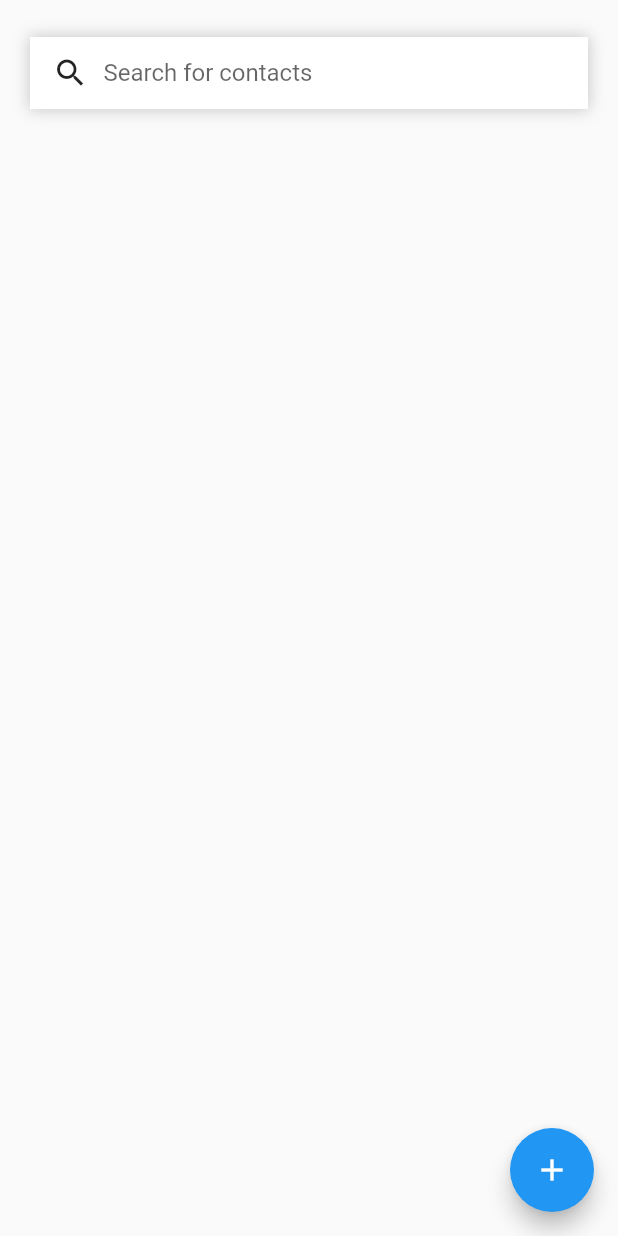
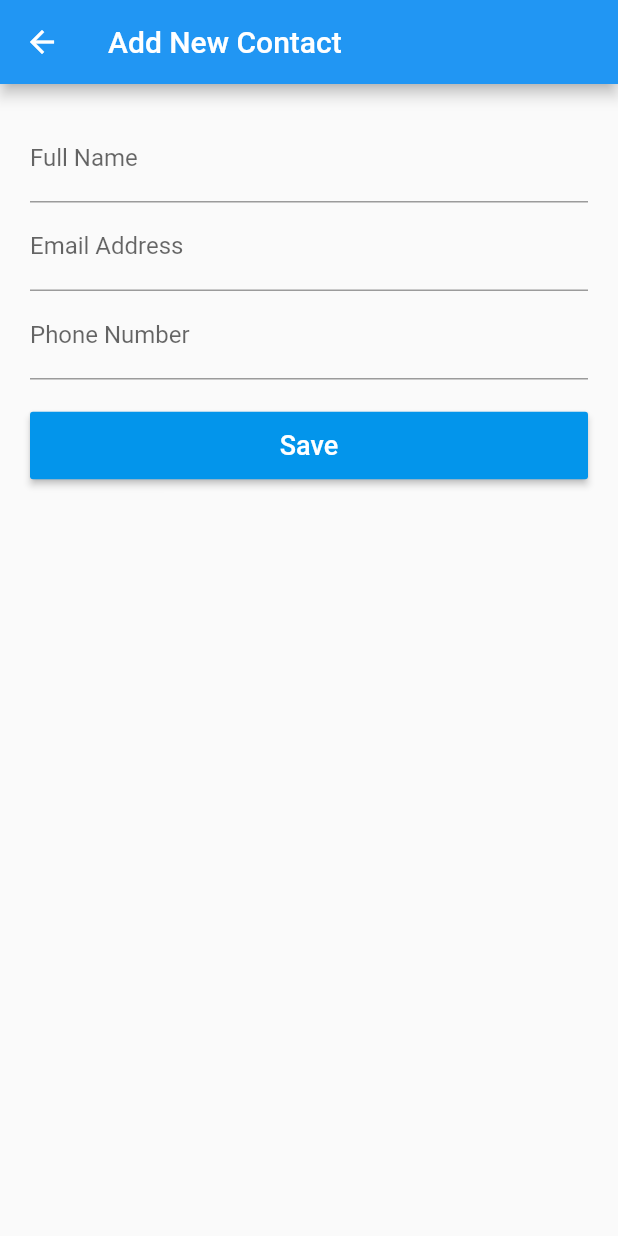
Before and after one commit to rohit-semriwal/contacts-app, a Flutter app: the screen it shows after launch, after a tap on the "add" icon, on a phone screen of 412 x 824 dp. Run offline on Flutter 3.47's test engine with Material 2 defaults, Android fonts, the phone set to English and light mode, and no system bars; our stand-ins replace sqflite; missing offline and left inert: flutter_phone_direct_caller, flutter_statusbarcolor; accounts and stored records are empty.

Commit message:
v0.5 BETA

```diff
--- a/lib/classes/Contact.dart
+++ b/lib/classes/Contact.dart
@@ -1,10 +1,10 @@
 class Contact {
-  int id;
+  String id;
   String fullname;
   String email;
   String phoneno;
 
-  Contact(int _id, String _fullname, String _email, String _phoneno) {
+  Contact(String _id, String _fullname, String _email, String _phoneno) {
     this.id = _id;
     this.fullname = _fullname;
     this.email = _email;
--- a/lib/classes/DBHelper.dart
+++ b/lib/classes/DBHelper.dart
@@ -8,8 +8,8 @@ class DBHelper {
   Database database;
 
   DBHelper() {
-    this.dbname = "mycontacts.db";
-    this.tableName = "contacts";
+    this.dbname = "contactsapp.db";
+    this.tableName = "mycontacts";
   }
 
   Future openConnection() async {
@@ -24,7 +24,7 @@ class DBHelper {
         print("Database already open!");
       },
       onCreate: (Database db, int version) async {
-        String sql = "CREATE TABLE " + this.tableName + "(id INTEGER PRIMARY KEY, name TEXT, email TEXT, phoneno TEXT)";
+        String sql = "CREATE TABLE " + this.tableName + "(id TEXT PRIMARY KEY, name TEXT, email TEXT, phoneno TEXT)";
         await db.execute(sql);
 
         this.database = db;
@@ -43,7 +43,7 @@ class DBHelper {
   Future addNewContact(Contact contact) async {
     var database = this.database;
 
-    int id = contact.id;
+    String id = contact.id.toString();
     String fullname = contact.fullname.toString();
     String email = contact.email.toString();
     String phoneno = contact.phoneno.toString();
@@ -60,15 +60,13 @@ class DBHelper {
     });
   }
 
-  Future fetchAllContacts() async {
+  Future<List<Map<String, dynamic>>> fetchAllContacts() async {
     Database database = this.database;
 
-    await database.query(
+    return await database.query(
       this.tableName,
       columns: ['id', 'name', 'email', 'phoneno'],
-    ).then((value) {
-      print(value.toString());
-    });
+    );
   }
 
   Future deleteContact(Contact contact) async {
@@ -82,4 +80,19 @@ class DBHelper {
     });
   }
 
+  Future<int> getMaxId() async {
+    Database database = this.database;
+    await database.query(
+      this.tableName,
+      columns: ['id'],
+    ).then((value) {
+      if(value.length > 0) {
+        return value.length;
+      }
+      else {
+        return 0;
+      }
+    });
+  }
+
 }
--- a/lib/pages/AddNewContact.dart
+++ b/lib/pages/AddNewContact.dart
@@ -0,0 +1,112 @@
+import 'package:contactsapp/classes/Contact.dart';
+import 'package:contactsapp/classes/DBHelper.dart';
+import 'package:flutter/material.dart';
+import 'package:uuid/uuid.dart';
+
+class AddNewContact extends StatefulWidget {
+  @override
+  _AddNewContactState createState() => _AddNewContactState();
+}
+
+class _AddNewContactState extends State<AddNewContact> {
+
+  // Controllers
+  var nameController = new TextEditingController();
+  var emailController = new TextEditingController();
+  var phoneController = new TextEditingController();
+
+  // Focus Nodes
+  List<FocusNode> focusNodes = [
+    new FocusNode(),
+    new FocusNode(),
+    new FocusNode()
+  ];
+
+  @override
+  Widget build(BuildContext context) {
+    return Scaffold(
+      appBar: AppBar(
+        title: Text('Add New Contact'),
+      ),
+      body: SafeArea(
+        child: Container(
+          padding: EdgeInsets.symmetric(
+            horizontal: 20
+          ),
+          child: ListView(
+            physics: BouncingScrollPhysics(
+              parent: AlwaysScrollableScrollPhysics()
+            ),
+            children: [
+
+              Container(height: 20,),
+
+              TextFormField(
+                focusNode: focusNodes[0],
+                onFieldSubmitted: (str) {
+                  focusNodes[1].requestFocus();
+                },
+                controller: nameController,
+                decoration: InputDecoration(
+                  labelText: 'Full Name',
+                ),
+              ),
+
+              TextFormField(
+                focusNode: focusNodes[1],
+                onFieldSubmitted: (str) {
+                  focusNodes[2].requestFocus();
+                },
+                controller: emailController,
+                decoration: InputDecoration(
+                  labelText: 'Email Address',
+                ),
+              ),
+
+              TextFormField(
+                focusNode: focusNodes[2],
+                controller: phoneController,
+                keyboardType: TextInputType.phone,
+                decoration: InputDecoration(
+                  labelText: 'Phone Number',
+                ),
+              ),
+
+              Container(height: 20,),
+
+              Container(
+                width: MediaQuery.of(context).size.width,
+                child: RaisedButton(
+                  padding: EdgeInsets.symmetric(
+                    vertical: 12,
+                  ),
+                  color: Color(0xff0395eb),
+                  onPressed: () async {
+                    var uuid = Uuid();
+
+                    String _id = uuid.v1();
+                    String _name = nameController.text.trim();
+                    String _email = emailController.text.trim();
+                    String _phoneno = phoneController.text.trim();
+
+                    DBHelper dbHelper = new DBHelper();
+                    await dbHelper.openConnection();
+
+                    Contact contact = new Contact(_id, _name, _email, _phoneno);
+                    await dbHelper.addNewContact(contact).then((value) async {
+                      Navigator.pop(context);
+                    });
+
+                    await dbHelper.endConnection();
+                  },
+                  child: Text('Save', style: TextStyle(color: Colors.white, fontSize: 18),),
+                ),
+              ),
+
+            ],
+          ),
+        ),
+      ),
+    );
+  }
+}
--- a/lib/pages/HomePage.dart
+++ b/lib/pages/HomePage.dart
@@ -1,5 +1,9 @@
+import 'dart:async';
+
 import 'package:contactsapp/classes/Contact.dart';
 import 'package:contactsapp/classes/DBHelper.dart';
+import 'package:contactsapp/pages/AddNewContact.dart';
+import 'package:contactsapp/widgets/ContactListTile.dart';
 import 'package:contactsapp/widgets/SearchBar.dart';
 import 'package:flutter/material.dart';
 
@@ -10,7 +14,53 @@ class HomePage extends StatefulWidget {
 
 class _HomePageState extends State<HomePage> {
 
+  // Database Connection
+  DBHelper database = new DBHelper();
+
   int currentScreen;
+
+  // Fetch Contacts
+  bool isLoading = true;
+  List contacts = new List();
+
+  void fetchAllContacts() async {
+    await database.openConnection();
+
+    print("fetching contacts...");
+    List _contacts = await database.fetchAllContacts();
+
+    List temp = new List();
+    for(int i=0; i<_contacts.length; i++) {
+      String _id = _contacts[i]['id'].toString();
+      String _fullname = _contacts[i]['name'].toString();
+      String _email = _contacts[i]['email'].toString();
+      String _phoneno = _contacts[i]['phoneno'].toString();
+
+      Contact contact = new Contact(_id, _fullname, _email, _phoneno);
+      temp.add(contact);
+    }
+
+    setState(() {
+      if(temp.length != contacts.length) {
+        print("Contacts updated!");
+        contacts = temp;
+      }
+      isLoading = false;
+    });
+
+    await database.endConnection();
+  }
+
+  var t;
+
+  @override
+  void initState() {
+    super.initState();
+    fetchAllContacts();
+    Timer.periodic(Duration(seconds: 1), (timer) {
+      fetchAllContacts();
+    });
+  }
 
   @override
   Widget build(BuildContext context) {
@@ -29,11 +79,29 @@ class _HomePageState extends State<HomePage> {
               ),
 
               Expanded(
-                child: ListView(
-                  physics: BouncingScrollPhysics(
-                    parent: AlwaysScrollableScrollPhysics()
+                child: (isLoading == false) ? (contacts.length > 0) ? Container(
+                  margin: EdgeInsets.only(
+                    top: 10,
                   ),
-                  children: [],
+                  child: ListView(
+                    physics: BouncingScrollPhysics(
+                      parent: AlwaysScrollableScrollPhysics()
+                    ),
+                    children: contacts.map((contact) {
+                      return ContactListTile(
+                        contact: contact,
+                      );
+                    }).toList(),
+                  ),
+                ) : Center(
+                  child: Text('No contacts', style: TextStyle(
+                    color: Colors.grey[500],
+                    fontSize: 20,
+                  ),),
+                ) : Center(
+                  child: CircularProgressIndicator(
+                    valueColor: AlwaysStoppedAnimation(Color(0xff0395eb)),
+                  ),
                 ),
               ),
 
@@ -43,7 +111,12 @@ class _HomePageState extends State<HomePage> {
       ),
       floatingActionButton: FloatingActionButton(
         onPressed: () async {
-
+          Navigator.push(
+            context,
+            MaterialPageRoute(builder: (context) {
+              return AddNewContact();
+            }),
+          );
         },
         child: Icon(Icons.add),
       ),
--- a/lib/widgets/ContactListTile.dart
+++ b/lib/widgets/ContactListTile.dart
@@ -1,10 +1,30 @@
+import 'package:contactsapp/classes/Contact.dart';
 import 'package:flutter/material.dart';
+import 'package:flutter_phone_direct_caller/flutter_phone_direct_caller.dart';
+import 'package:url_launcher/url_launcher.dart';
 
 class ContactListTile extends StatelessWidget {
+  final Contact contact;
+
+  const ContactListTile({Key key, this.contact}) : super(key: key);
+
   @override
   Widget build(BuildContext context) {
     return Container(
-
+      key: ValueKey(this.contact.phoneno),
+      margin: EdgeInsets.symmetric(
+        horizontal: 5,
+      ),
+      child: ListTile(
+        onTap: () async {
+          await FlutterPhoneDirectCaller.callNumber(this.contact.phoneno);
+        },
+        leading: CircleAvatar(
+          child: Text(this.contact.fullname[0]),
+        ),
+        title: Text(this.contact.fullname),
+        subtitle: Text(this.contact.phoneno),
+      ),
     );
   }
 }
--- a/pubspec.yaml
+++ b/pubspec.yaml
@@ -30,6 +30,9 @@ dependencies:
   sqflite: ^1.3.2+3
   cupertino_icons: ^1.0.0
   flutter_statusbarcolor: ^0.2.3
+  uuid: ^2.2.2
+  url_launcher: ^5.7.10
+  flutter_phone_direct_caller: ^1.0.1
 
 dev_dependencies:
   flutter_test:
```
Also changed, not shown: pubspec.lock, 1 other file.
